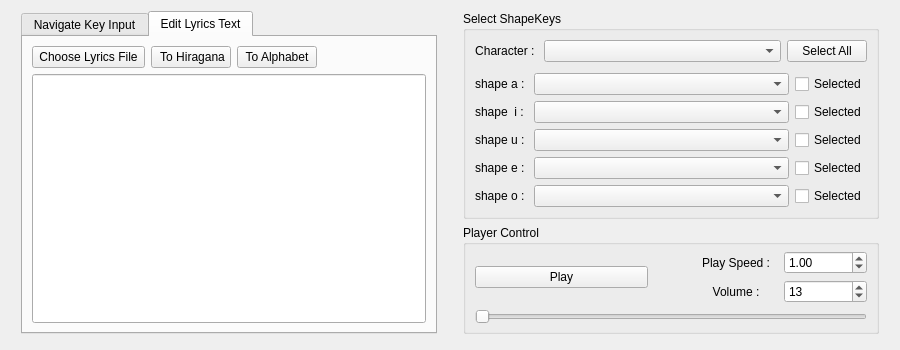
The window that src/mainwidget.ui (Ndgt/AnimateBlendShape) describes before a commit, drawn with Qt 5.
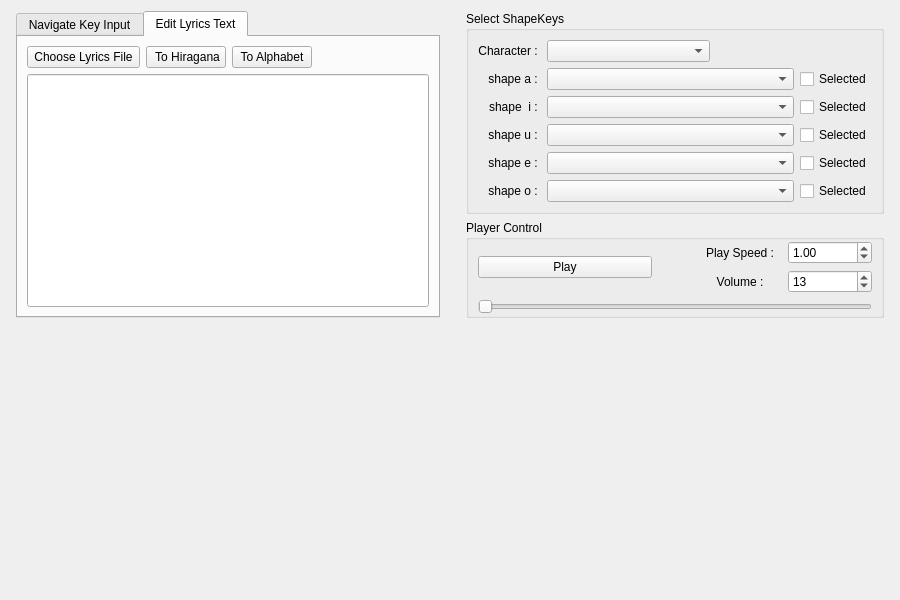
The same window after the commit.

```diff
--- a/src/mainwidget.ui
+++ b/src/mainwidget.ui
@@ -7,11 +7,11 @@
     <x>0</x>
     <y>0</y>
     <width>900</width>
-    <height>350</height>
+    <height>600</height>
    </rect>
   </property>
   <property name="sizePolicy">
-   <sizepolicy hsizetype="Minimum" vsizetype="Fixed">
+   <sizepolicy hsizetype="Minimum" vsizetype="Preferred">
     <horstretch>0</horstretch>
     <verstretch>0</verstretch>
    </sizepolicy>
@@ -19,22 +19,18 @@
   <property name="maximumSize">
    <size>
     <width>16777215</width>
-    <height>350</height>
+    <height>600</height>
    </size>
   </property>
   <property name="windowTitle">
    <string>Form</string>
   </property>
-  <layout class="QVBoxLayout" name="verticalLayout_7">
+  <layout class="QHBoxLayout" name="horizontalLayout_4">
    <item>
-    <layout class="QHBoxLayout" name="horizontalLayout_6">
+    <layout class="QVBoxLayout" name="verticalLayout_7" stretch="0,0">
+     <item>
+      <layout class="QHBoxLayout" name="horizontalLayout_3">
      <property name="leftMargin">
-      <number>10</number>
-     </property>
-     <property name="rightMargin">
-      <number>10</number>
-     </property>
-     <property name="bottomMargin">
       <number>5</number>
      </property>
      <item>
@@ -134,8 +130,17 @@
      </item>
      <item>
       <layout class="QVBoxLayout" name="verticalLayout_6">
+         <property name="rightMargin">
+          <number>5</number>
+         </property>
        <item>
         <widget class="QGroupBox" name="SelectShapeKeyGroupBox">
+           <property name="sizePolicy">
+            <sizepolicy hsizetype="Preferred" vsizetype="Fixed">
+             <horstretch>0</horstretch>
+             <verstretch>0</verstretch>
+            </sizepolicy>
+           </property>
          <property name="title">
           <string>Select ShapeKeys</string>
          </property>
@@ -144,64 +149,32 @@
          </property>
          <layout class="QVBoxLayout" name="verticalLayout_10">
           <item>
-           <layout class="QVBoxLayout" name="verticalLayout_9">
-            <item>
-             <layout class="QHBoxLayout" name="horizontalLayout_10">
-              <property name="leftMargin">
-               <number>0</number>
-              </property>
-              <property name="topMargin">
-               <number>0</number>
-              </property>
-              <property name="rightMargin">
-               <number>0</number>
-              </property>
-              <property name="bottomMargin">
-               <number>5</number>
-              </property>
-              <item>
-               <widget class="QLabel" name="label_2">
-                <property name="sizePolicy">
-                 <sizepolicy hsizetype="Preferred" vsizetype="Preferred">
-                  <horstretch>0</horstretch>
-                  <verstretch>0</verstretch>
-                 </sizepolicy>
-                </property>
-                <property name="text">
-                 <string>Character : </string>
-                </property>
-                <property name="alignment">
-                 <set>Qt::AlignmentFlag::AlignCenter</set>
-                </property>
-               </widget>
-              </item>
-              <item>
-               <widget class="QComboBox" name="CharaComboBox">
-                <property name="sizePolicy">
-                 <sizepolicy hsizetype="MinimumExpanding" vsizetype="Fixed">
-                  <horstretch>0</horstretch>
-                  <verstretch>0</verstretch>
-                 </sizepolicy>
-                </property>
-               </widget>
-              </item>
-              <item>
-               <widget class="QPushButton" name="pushButton">
-                <property name="text">
-                 <string>Select All</string>
-                </property>
-               </widget>
-              </item>
-             </layout>
-            </item>
-            <item>
              <layout class="QHBoxLayout" name="horizontalLayout">
               <item>
                <layout class="QVBoxLayout" name="verticalLayout">
+                <item>
+                 <widget class="QLabel" name="label_2">
+                  <property name="sizePolicy">
+                   <sizepolicy hsizetype="Preferred" vsizetype="Preferred">
+                    <horstretch>0</horstretch>
+                    <verstretch>0</verstretch>
+                   </sizepolicy>
+                  </property>
+                  <property name="text">
+                   <string>Character : </string>
+                  </property>
+                  <property name="alignment">
+                   <set>Qt::AlignmentFlag::AlignRight|Qt::AlignmentFlag::AlignTrailing|Qt::AlignmentFlag::AlignVCenter</set>
+                  </property>
+                 </widget>
+                </item>
                 <item>
                  <widget class="QLabel" name="label_4">
                   <property name="text">
-                   <string>shape a :</string>
+                   <string>shape a : </string>
+                  </property>
+                  <property name="alignment">
+                   <set>Qt::AlignmentFlag::AlignRight|Qt::AlignmentFlag::AlignTrailing|Qt::AlignmentFlag::AlignVCenter</set>
                   </property>
                  </widget>
                 </item>
@@ -210,6 +183,9 @@
                   <property name="text">
                    <string>shape  i : </string>
                   </property>
+                  <property name="alignment">
+                   <set>Qt::AlignmentFlag::AlignRight|Qt::AlignmentFlag::AlignTrailing|Qt::AlignmentFlag::AlignVCenter</set>
+                  </property>
                  </widget>
                 </item>
                 <item>
@@ -217,6 +193,9 @@
                   <property name="text">
                    <string>shape u : </string>
                   </property>
+                  <property name="alignment">
+                   <set>Qt::AlignmentFlag::AlignRight|Qt::AlignmentFlag::AlignTrailing|Qt::AlignmentFlag::AlignVCenter</set>
+                  </property>
                  </widget>
                 </item>
                 <item>
@@ -224,6 +203,9 @@
                   <property name="text">
                    <string>shape e : </string>
                   </property>
+                  <property name="alignment">
+                   <set>Qt::AlignmentFlag::AlignRight|Qt::AlignmentFlag::AlignTrailing|Qt::AlignmentFlag::AlignVCenter</set>
+                  </property>
                  </widget>
                 </item>
                 <item>
@@ -231,10 +213,44 @@
                   <property name="text">
                    <string>shape o : </string>
                   </property>
+                  <property name="alignment">
+                   <set>Qt::AlignmentFlag::AlignRight|Qt::AlignmentFlag::AlignTrailing|Qt::AlignmentFlag::AlignVCenter</set>
+                  </property>
                  </widget>
                 </item>
                </layout>
               </item>
+              <item>
+               <layout class="QVBoxLayout" name="verticalLayout_9">
+                <item>
+                 <layout class="QHBoxLayout" name="horizontalLayout_5">
+                  <item>
+                   <widget class="QComboBox" name="CharaComboBox">
+                    <property name="sizePolicy">
+                     <sizepolicy hsizetype="MinimumExpanding" vsizetype="Fixed">
+                      <horstretch>0</horstretch>
+                      <verstretch>0</verstretch>
+                     </sizepolicy>
+                    </property>
+                   </widget>
+                  </item>
+                  <item>
+                   <spacer name="horizontalSpacer_3">
+                    <property name="orientation">
+                     <enum>Qt::Orientation::Horizontal</enum>
+                    </property>
+                    <property name="sizeHint" stdset="0">
+                     <size>
+                      <width>40</width>
+                      <height>20</height>
+                     </size>
+                    </property>
+                   </spacer>
+                  </item>
+                 </layout>
+                </item>
+                <item>
+                 <layout class="QHBoxLayout" name="horizontalLayout_6">
               <item>
                <layout class="QVBoxLayout" name="verticalLayout_4">
                 <item>
@@ -366,10 +382,18 @@
            </layout>
           </item>
          </layout>
+            </item>
+           </layout>
         </widget>
        </item>
        <item>
         <widget class="QGroupBox" name="PlayerControlGroupBox">
+           <property name="sizePolicy">
+            <sizepolicy hsizetype="Preferred" vsizetype="Fixed">
+             <horstretch>0</horstretch>
+             <verstretch>0</verstretch>
+            </sizepolicy>
+           </property>
          <property name="title">
           <string>Player Control</string>
          </property>
@@ -522,6 +546,21 @@
         </widget>
        </item>
       </layout>
+       </item>
+      </layout>
+     </item>
+     <item>
+      <widget class="QWidget" name="widget" native="true">
+       <property name="enabled">
+        <bool>true</bool>
+       </property>
+       <property name="sizePolicy">
+        <sizepolicy hsizetype="Preferred" vsizetype="MinimumExpanding">
+         <horstretch>0</horstretch>
+         <verstretch>0</verstretch>
+        </sizepolicy>
+       </property>
+      </widget>
      </item>
     </layout>
    </item>
```
Left out of the diff: 4 changed lines with no effect on the pictures. Lines whose indentation alone changed are shown as unchanged.
